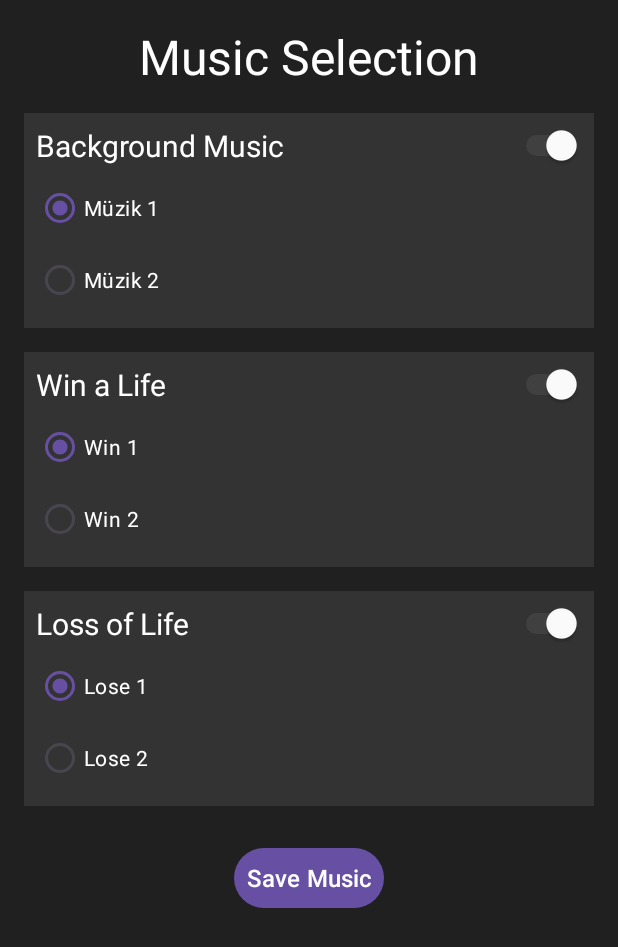
After one commit to feridcetin/jumphero, an Android app: the MusicSettingActivity screen opened directly, with no data from a screen before it, on a phone screen of 412 x 824 dp. The commit adds this screen. Shown: the top 947 px of the screen. Run offline under Robolectric (Android 15) with nearby library versions, the phone set to English and light mode, and no system bars.

Commit message:
müzikler eklendi.

```diff
--- /dev/null
+++ b/app/src/main/java/com/feridcetin/jumphero/MusicSettingActivity.kt
@@ -0,0 +1,113 @@
+package com.feridcetin.jumphero
+
+import android.content.Context
+import android.content.SharedPreferences
+import android.os.Bundle
+import android.widget.Button
+import android.widget.RadioGroup
+import android.widget.Switch
+import android.widget.Toast
+import androidx.appcompat.app.AppCompatActivity
+
+class MusicSettingActivity : AppCompatActivity() {
+
+    private lateinit var sharedPref: SharedPreferences
+
+    private lateinit var rgBgMusic: RadioGroup
+    private lateinit var rgWinMusic: RadioGroup
+    private lateinit var rgLoseMusic: RadioGroup
+    private lateinit var switchBgMusic: Switch
+    private lateinit var switchWinMusic: Switch
+    private lateinit var switchLoseMusic: Switch
+    private lateinit var btnSaveMusic: Button
+
+    override fun onCreate(savedInstanceState: Bundle?) {
+        super.onCreate(savedInstanceState)
+        setContentView(R.layout.activity_music_setting)
+
+        sharedPref = getSharedPreferences("JumpHeroPrefs", Context.MODE_PRIVATE)
+
+        rgBgMusic = findViewById(R.id.rg_bg_music)
+        rgWinMusic = findViewById(R.id.rg_win_music)
+        rgLoseMusic = findViewById(R.id.rg_lose_music)
+        switchBgMusic = findViewById(R.id.switch_bg_music)
+        switchWinMusic = findViewById(R.id.switch_win_music)
+        switchLoseMusic = findViewById(R.id.switch_lose_music)
+        btnSaveMusic = findViewById(R.id.btn_save_music)
+
+        loadMusicSettings()
+
+        // Switch durumuna göre RadioGroup'ları etkinleştirme/devre dışı bırakma
+        switchBgMusic.setOnCheckedChangeListener { _, isChecked ->
+            rgBgMusic.isEnabled = isChecked
+            for (i in 0 until rgBgMusic.childCount) {
+                rgBgMusic.getChildAt(i).isEnabled = isChecked
+            }
+        }
+
+        switchWinMusic.setOnCheckedChangeListener { _, isChecked ->
+            rgWinMusic.isEnabled = isChecked
+            for (i in 0 until rgWinMusic.childCount) {
+                rgWinMusic.getChildAt(i).isEnabled = isChecked
+            }
+        }
+
+        switchLoseMusic.setOnCheckedChangeListener { _, isChecked ->
+            rgLoseMusic.isEnabled = isChecked
+            for (i in 0 until rgLoseMusic.childCount) {
+                rgLoseMusic.getChildAt(i).isEnabled = isChecked
+            }
+        }
+
+        btnSaveMusic.setOnClickListener {
+            saveMusicSettings()
+            Toast.makeText(this, "Müzik ayarları kaydedildi!", Toast.LENGTH_SHORT).show()
+            finish()
+        }
+    }
+
+    private fun loadMusicSettings() {
+        val bgMusicEnabled = sharedPref.getBoolean("bg_music_enabled", true)
+        val winMusicEnabled = sharedPref.getBoolean("win_music_enabled", true)
+        val loseMusicEnabled = sharedPref.getBoolean("lose_music_enabled", true)
+
+        switchBgMusic.isChecked = bgMusicEnabled
+        switchWinMusic.isChecked = winMusicEnabled
+        switchLoseMusic.isChecked = loseMusicEnabled
+
+        rgBgMusic.isEnabled = bgMusicEnabled
+        for (i in 0 until rgBgMusic.childCount) {
+            rgBgMusic.getChildAt(i).isEnabled = bgMusicEnabled
+        }
+
+        rgWinMusic.isEnabled = winMusicEnabled
+        for (i in 0 until rgWinMusic.childCount) {
+            rgWinMusic.getChildAt(i).isEnabled = winMusicEnabled
+        }
+
+        rgLoseMusic.isEnabled = loseMusicEnabled
+        for (i in 0 until rgLoseMusic.childCount) {
+            rgLoseMusic.getChildAt(i).isEnabled = loseMusicEnabled
+        }
+
+        val selectedBgMusicId = sharedPref.getInt("selected_bg_music", R.id.rb_bg_music1)
+        val selectedWinMusicId = sharedPref.getInt("selected_win_music", R.id.rb_win_music1)
+        val selectedLoseMusicId = sharedPref.getInt("selected_lose_music", R.id.rb_lose_music1)
+
+        rgBgMusic.check(selectedBgMusicId)
+        rgWinMusic.check(selectedWinMusicId)
+        rgLoseMusic.check(selectedLoseMusicId)
+    }
+
+    private fun saveMusicSettings() {
+        with(sharedPref.edit()) {
+            putInt("selected_bg_music", rgBgMusic.checkedRadioButtonId)
+            putInt("selected_win_music", rgWinMusic.checkedRadioButtonId)
+            putInt("selected_lose_music", rgLoseMusic.checkedRadioButtonId)
+            putBoolean("bg_music_enabled", switchBgMusic.isChecked)
+            putBoolean("win_music_enabled", switchWinMusic.isChecked)
+            putBoolean("lose_music_enabled", switchLoseMusic.isChecked)
+            apply()
+        }
+    }
+}
--- a/app/src/main/java/com/feridcetin/jumphero/SettingActivity.kt
+++ b/app/src/main/java/com/feridcetin/jumphero/SettingActivity.kt
@@ -1,6 +1,7 @@
 package com.feridcetin.jumphero
 
 import android.content.Context
+import android.content.Intent
 import android.content.SharedPreferences
 import android.graphics.Color
 import android.graphics.drawable.LayerDrawable
@@ -28,6 +29,7 @@ class SettingActivity : AppCompatActivity() {
     private lateinit var switchPremiumCharacter: Switch
     private lateinit var switchAdvancedTheme: Switch
     private lateinit var btnSaveCharacter: Button
+    private lateinit var btnMusicSettings: Button // Yeni müzik butonu
 
     private var selectedCharacterColor: Int = R.drawable.rounded_button_red
     private lateinit var characterButtons: List<ImageButton>
@@ -58,6 +60,7 @@ class SettingActivity : AppCompatActivity() {
         switchPremiumCharacter = findViewById(R.id.switch_premium_character)
         switchAdvancedTheme = findViewById(R.id.switch_advanced_theme)
         btnSaveCharacter = findViewById(R.id.btnSaveCharacter)
+        btnMusicSettings = findViewById(R.id.btnMusicSettings) // Butonu tanımlıyoruz
 
         characterButtons = listOf(
             findViewById(R.id.btnRed),
@@ -100,6 +103,12 @@ class SettingActivity : AppCompatActivity() {
 
         btnSaveCharacter.setOnClickListener {
             showRewardedAd()
+        }
+
+        // Yeni butonun tıklama olayı
+        btnMusicSettings.setOnClickListener {
+            val intent = Intent(this, MusicSettingActivity::class.java)
+            startActivity(intent)
         }
     }
 
--- /dev/null
+++ b/app/src/main/res/layout/activity_music_setting.xml
@@ -0,0 +1,201 @@
+<?xml version="1.0" encoding="utf-8"?>
+<ScrollView
+    xmlns:android="http://schemas.android.com/apk/res/android"
+    xmlns:tools="http://schemas.android.com/tools"
+    android:layout_width="match_parent"
+    android:layout_height="match_parent"
+    android:background="#202020"
+    android:fillViewport="true"
+    tools:context=".MusicSettingActivity">
+
+    <LinearLayout
+        android:layout_width="match_parent"
+        android:layout_height="wrap_content"
+        android:orientation="vertical"
+        android:padding="16dp"
+        android:gravity="center_horizontal">
+
+        <TextView
+            android:layout_width="wrap_content"
+            android:layout_height="wrap_content"
+            android:text="@string/muzik_secimi"
+            android:textSize="32sp"
+            android:textColor="#FFFFFF"
+            android:layout_marginBottom="16dp"/>
+
+        <LinearLayout
+            android:layout_width="match_parent"
+            android:layout_height="wrap_content"
+            android:orientation="vertical"
+            android:padding="8dp"
+            android:background="#333333"
+            android:layout_marginBottom="16dp">
+
+            <LinearLayout
+                android:layout_width="match_parent"
+                android:layout_height="wrap_content"
+                android:orientation="horizontal"
+                android:gravity="center_vertical"
+                android:layout_marginBottom="4dp">
+
+                <TextView
+                    android:layout_width="0dp"
+                    android:layout_height="wrap_content"
+                    android:layout_weight="1"
+                    android:text="@string/fon_muzigi"
+                    android:textColor="#FFFFFF"
+                    android:textSize="20sp"/>
+
+                <Switch
+                    android:id="@+id/switch_bg_music"
+                    android:layout_width="wrap_content"
+                    android:layout_height="wrap_content"
+                    android:thumbTint="#FFFFFF"
+                    android:trackTint="#666666"/>
+            </LinearLayout>
+
+            <RadioGroup
+                android:id="@+id/rg_bg_music"
+                android:layout_width="match_parent"
+                android:layout_height="wrap_content"
+                android:orientation="vertical">
+
+                <RadioButton
+                    android:id="@+id/rb_bg_music1"
+                    android:layout_width="wrap_content"
+                    android:layout_height="wrap_content"
+                    android:text="Müzik 1"
+                    android:textColor="#FFFFFF"
+                    android:buttonTint="#FFFFFF"/>
+
+                <RadioButton
+                    android:id="@+id/rb_bg_music2"
+                    android:layout_width="wrap_content"
+                    android:layout_height="wrap_content"
+                    android:text="Müzik 2"
+                    android:textColor="#FFFFFF"
+                    android:buttonTint="#FFFFFF"/>
+            </RadioGroup>
+        </LinearLayout>
+
+        <LinearLayout
+            android:layout_width="match_parent"
+            android:layout_height="wrap_content"
+            android:orientation="vertical"
+            android:padding="8dp"
+            android:background="#333333"
+            android:layout_marginBottom="16dp">
+
+            <LinearLayout
+                android:layout_width="match_parent"
+                android:layout_height="wrap_content"
+                android:orientation="horizontal"
+                android:gravity="center_vertical"
+                android:layout_marginBottom="4dp">
+
+                <TextView
+                    android:layout_width="0dp"
+                    android:layout_height="wrap_content"
+                    android:layout_weight="1"
+                    android:text="@string/can_kazanma"
+                    android:textColor="#FFFFFF"
+                    android:textSize="20sp"/>
+
+                <Switch
+                    android:id="@+id/switch_win_music"
+                    android:layout_width="wrap_content"
+                    android:layout_height="wrap_content"
+                    android:thumbTint="#FFFFFF"
+                    android:trackTint="#666666"/>
+            </LinearLayout>
+
+            <RadioGroup
+                android:id="@+id/rg_win_music"
+                android:layout_width="match_parent"
+                android:layout_height="wrap_content"
+                android:orientation="vertical">
+
+                <RadioButton
+                    android:id="@+id/rb_win_music1"
+                    android:layout_width="wrap_content"
+                    android:layout_height="wrap_content"
+                    android:text="@string/muzik_win1"
+                    android:textColor="#FFFFFF"
+                    android:buttonTint="#FFFFFF"/>
+
+                <RadioButton
+                    android:id="@+id/rb_win_music2"
+                    android:layout_width="wrap_content"
+                    android:layout_height="wrap_content"
+                    android:text="@string/muzik_win2"
+                    android:textColor="#FFFFFF"
+                    android:buttonTint="#FFFFFF"/>
+            </RadioGroup>
+        </LinearLayout>
+
+        <LinearLayout
+            android:layout_width="match_parent"
+            android:layout_height="wrap_content"
+            android:orientation="vertical"
+            android:padding="8dp"
+            android:background="#333333"
+            android:layout_marginBottom="16dp">
+
+            <LinearLayout
+                android:layout_width="match_parent"
+                android:layout_height="wrap_content"
+                android:orientation="horizontal"
+                android:gravity="center_vertical"
+                android:layout_marginBottom="4dp">
+
+                <TextView
+                    android:layout_width="0dp"
+                    android:layout_height="wrap_content"
+                    android:layout_weight="1"
+                    android:text="@string/can_kaybetme"
+                    android:textColor="#FFFFFF"
+                    android:textSize="20sp"/>
+
+                <Switch
+                    android:id="@+id/switch_lose_music"
+                    android:layout_width="wrap_content"
+                    android:layout_height="wrap_content"
+                    android:thumbTint="#FFFFFF"
+                    android:trackTint="#666666"/>
+            </LinearLayout>
+
+            <RadioGroup
+                android:id="@+id/rg_lose_music"
+                android:layout_width="match_parent"
+                android:layout_height="wrap_content"
+                android:orientation="vertical">
+
+                <RadioButton
+                    android:id="@+id/rb_lose_music1"
+                    android:layout_width="wrap_content"
+                    android:layout_height="wrap_content"
+                    android:text="@string/muzik_lose1"
+                    android:textColor="#FFFFFF"
+                    android:buttonTint="#FFFFFF"/>
+
+                <RadioButton
+                    android:id="@+id/rb_lose_music2"
+                    android:layout_width="wrap_content"
+                    android:layout_height="wrap_content"
+                    android:text="@string/muzik_lose2"
+                    android:textColor="#FFFFFF"
+                    android:buttonTint="#FFFFFF"/>
+            </RadioGroup>
+        </LinearLayout>
+
+        <Button
+            android:id="@+id/btn_save_music"
+            android:layout_width="wrap_content"
+            android:layout_height="wrap_content"
+            android:text="@string/muzikleri_kaydet"
+            android:padding="8dp"
+            android:textSize="16sp"
+            android:layout_marginTop="8dp"/>
+
+    </LinearLayout>
+</ScrollView>
--- a/app/src/main/res/layout/activity_setting.xml
+++ b/app/src/main/res/layout/activity_setting.xml
@@ -12,8 +12,8 @@
         android:layout_width="match_parent"
         android:layout_height="wrap_content"
         android:orientation="vertical"
-        android:paddingTop="32dp"
-        android:paddingBottom="120dp"
+        android:paddingTop="16dp"
+        android:paddingBottom="64dp"
         android:paddingStart="16dp"
         android:paddingEnd="16dp"
         android:gravity="center_horizontal">
@@ -24,14 +24,14 @@
             android:text="@string/settings_button"
             android:textSize="32sp"
             android:textColor="#FFFFFF"
-            android:layout_marginBottom="32dp"/>
+            android:layout_marginBottom="16dp"/>
 
         <LinearLayout
             android:layout_width="wrap_content"
             android:layout_height="wrap_content"
             android:orientation="horizontal"
             android:gravity="center_vertical"
-            android:layout_marginBottom="32dp">
+            android:layout_marginBottom="16dp">
 
             <TextView
                 android:layout_width="wrap_content"
@@ -39,7 +39,7 @@
                 android:text="@string/language"
                 android:textSize="20sp"
                 android:textColor="#FFFFFF"
-                android:layout_marginEnd="16dp"/>
+                android:layout_marginEnd="8dp"/>
 
             <LinearLayout
                 android:layout_width="wrap_content"
@@ -51,7 +51,7 @@
                     android:layout_width="wrap_content"
                     android:layout_height="wrap_content"
                     android:text="English"
-                    android:layout_marginEnd="16dp"/>
+                    android:layout_marginEnd="8dp"/>
 
                 <Button
                     android:id="@+id/btn_lang_tr"
@@ -67,7 +67,7 @@
             android:layout_height="wrap_content"
             android:orientation="horizontal"
             android:gravity="center_vertical"
-            android:layout_marginBottom="32dp">
+            android:layout_marginBottom="16dp">
 
             <TextView
                 android:layout_width="wrap_content"
@@ -75,7 +75,7 @@
                 android:text="@string/premium_character"
                 android:textSize="20sp"
                 android:textColor="#FFFFFF"
-                android:layout_marginEnd="16dp"/>
+                android:layout_marginEnd="8dp"/>
 
             <Switch
                 android:id="@+id/switch_premium_character"
@@ -92,7 +92,7 @@
             android:layout_height="wrap_content"
             android:orientation="horizontal"
             android:gravity="center_vertical"
-            android:layout_marginBottom="32dp">
+            android:layout_marginBottom="16dp">
 
             <TextView
                 android:layout_width="wrap_content"
@@ -100,7 +100,7 @@
                 android:text="@string/advanced_theme"
                 android:textSize="20sp"
                 android:textColor="#FFFFFF"
-                android:layout_marginEnd="16dp"/>
+                android:layout_marginEnd="8dp"/>
 
             <Switch
                 android:id="@+id/switch_advanced_theme"
@@ -112,13 +112,23 @@
 
         </LinearLayout>
 
+        <Button
+            android:id="@+id/btnMusicSettings"
+            android:layout_width="wrap_content"
+            android:layout_height="wrap_content"
+            android:text="@string/muzik_ayarlar"
+            android:layout_marginTop="8dp"
+            android:layout_marginBottom="8dp"
+            android:padding="12dp"
+            android:textSize="16sp"/>
+
         <LinearLayout
             android:layout_width="wrap_content"
             android:layout_height="wrap_content"
             android:orientation="vertical"
             android:gravity="center"
             android:background="#333333"
-            android:padding="16dp">
+            android:padding="8dp">
 
             <TextView
                 android:layout_width="wrap_content"
@@ -126,14 +136,14 @@
                 android:text="@string/character_selection"
                 android:textSize="20sp"
                 android:textColor="#FFFFFF"
-                android:layout_marginBottom="16dp"/>
+                android:layout_marginBottom="8dp"/>
 
             <LinearLayout
                 android:layout_width="wrap_content"
                 android:layout_height="wrap_content"
                 android:orientation="vertical"
                 android:gravity="center"
-                android:layout_marginBottom="32dp">
+                android:layout_marginBottom="16dp">
 
                 <LinearLayout
                     android:layout_width="wrap_content"
@@ -146,7 +156,7 @@
                         android:layout_height="60dp"
                         android:background="@drawable/rounded_button_red"
                         android:contentDescription="Red Character"
-                        android:layout_margin="8dp" />
+                        android:layout_margin="4dp" />
 
                     <ImageButton
                         android:id="@+id/btnBlue"
@@ -154,7 +164,7 @@
                         android:layout_height="60dp"
                         android:background="@drawable/rounded_button_blue"
                         android:contentDescription="Blue Character"
-                        android:layout_margin="8dp" />
+                        android:layout_margin="4dp" />
 
                     <ImageButton
                         android:id="@+id/btnGreen"
@@ -162,7 +172,7 @@
                         android:layout_height="60dp"
                         android:background="@drawable/rounded_button_green"
                         android:contentDescription="Green Character"
-                        android:layout_margin="8dp" />
+                        android:layout_margin="4dp" />
 
                     <ImageButton
                         android:id="@+id/btnYellow"
@@ -170,7 +180,7 @@
                         android:layout_height="60dp"
                         android:background="@drawable/rounded_button_yellow"
                         android:contentDescription="Yellow Character"
-                        android:layout_margin="8dp" />
+                        android:layout_margin="4dp" />
 
                 </LinearLayout>
 
@@ -185,7 +195,7 @@
                         android:layout_height="60dp"
                         android:background="@drawable/rounded_button_orange"
                         android:contentDescription="Orange Character"
-                        android:layout_margin="8dp" />
+                        android:layout_margin="4dp" />
 
                     <ImageButton
                         android:id="@+id/btnPink"
@@ -193,7 +203,7 @@
                         android:layout_height="60dp"
                         android:background="@drawable/rounded_button_pink"
                         android:contentDescription="Pink Character"
-                        android:layout_margin="8dp" />
+                        android:layout_margin="4dp" />
 
                     <ImageButton
                         android:id="@+id/btnTurquoise"
@@ -201,8 +211,7 @@
                         android:layout_height="60dp"
                         android:background="@drawable/rounded_button_turquoise"
                         android:contentDescription="Turquoise Character"
-                        android:layout_margin="8dp" />
-
+                        android:layout_margin="4dp" />
                 </LinearLayout>
 
                 <LinearLayout
@@ -216,7 +225,7 @@
                         android:layout_height="60dp"
                         android:background="@drawable/rounded_button_white"
                         android:contentDescription="White Character"
-                        android:layout_margin="8dp" />
+                        android:layout_margin="4dp" />
 
 
                     <ImageButton
@@ -225,8 +234,7 @@
                         android:layout_height="60dp"
                         android:background="@drawable/rounded_button_black"
                         android:contentDescription="Black Character"
-                        android:layout_margin="8dp" />
-
+                        android:layout_margin="4dp" />
                 </LinearLayout>
 
             </LinearLayout>
--- a/app/src/main/res/values/strings.xml
+++ b/app/src/main/res/values/strings.xml
@@ -31,5 +31,15 @@
     <string name="advanced_theme">Advanced Theme</string>
     <string name="character_selection">Character Selection</string>
     <string name="save_ad_button">Save (Watch Ad)</string>
+    <string name="muzik_ayarlar">Music Settings</string>
+    <string name="muzik_secimi">Music Selection</string>
+    <string name="fon_muzigi">Background Music</string>
+    <string name="can_kazanma">Win a Life</string>
+    <string name="can_kaybetme">Loss of Life</string>
+    <string name="muzikleri_kaydet">Save Music</string>
+    <string name="muzik_win1">Win 1</string>
+    <string name="muzik_win2">Win 2</string>
+    <string name="muzik_lose1">Lose 1</string>
+    <string name="muzik_lose2">Lose 2</string>
 
 </resources>
```
Also changed, not shown: app/src/main/AndroidManifest.xml (+7 -4 lines), 5 other files.
